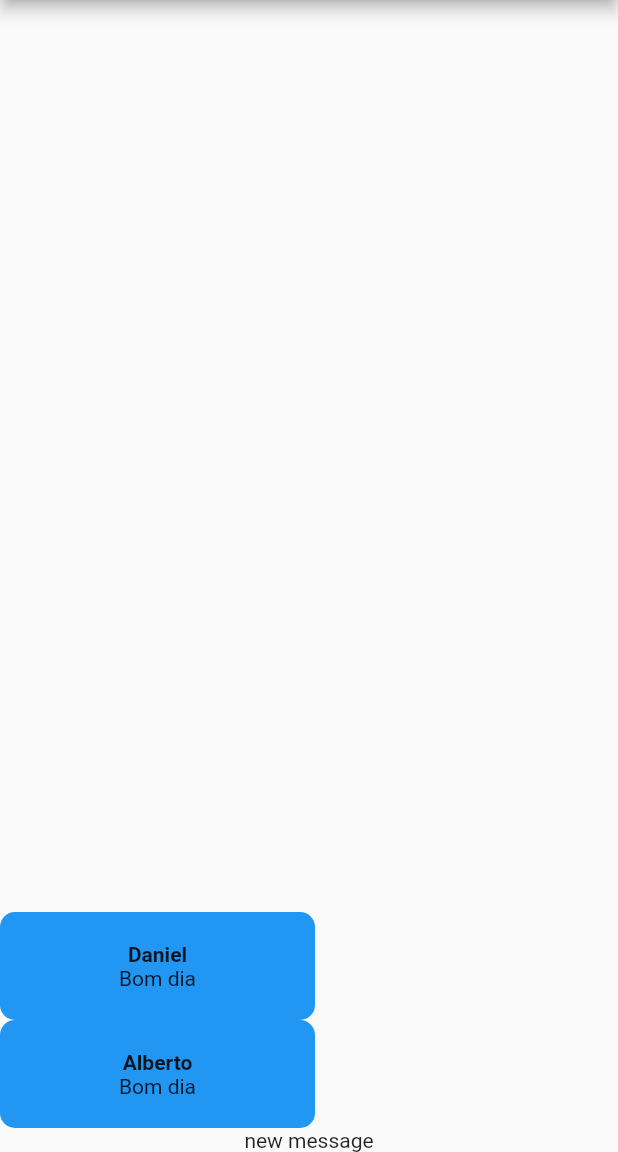
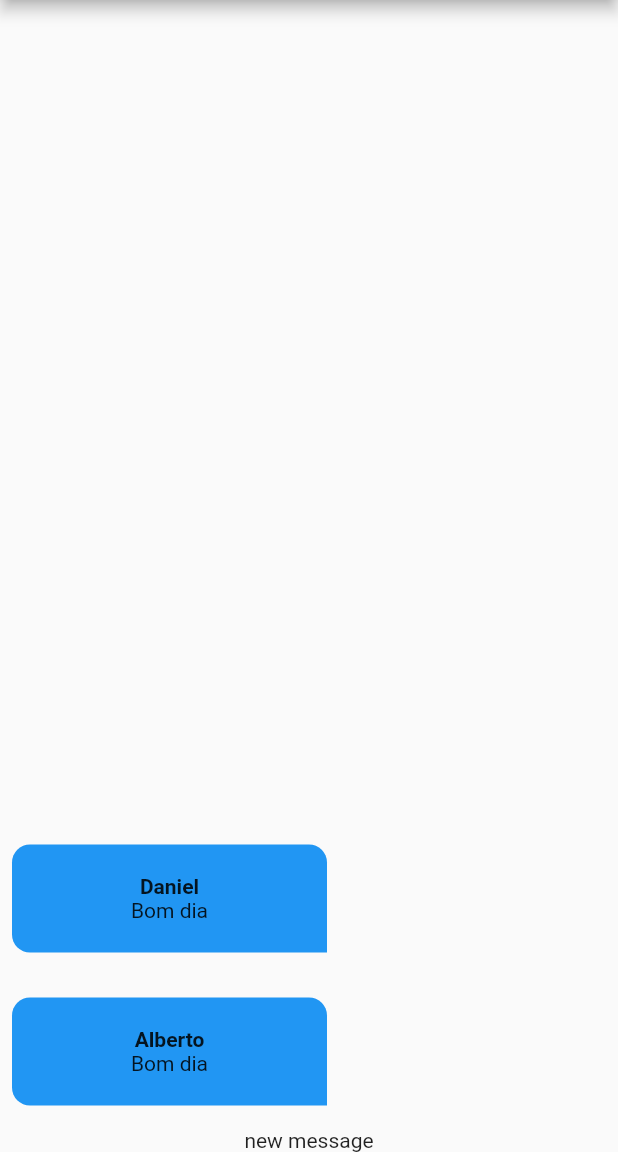
Before and after one commit to mechztcc/flutter-chat, a Flutter app: the screen it shows after launch, on a phone screen of 412 x 824 dp, the part 84-1236 px from its top. Run offline on Flutter 3.47's test engine with Material 2 defaults, Android fonts, the phone set to English and light mode, and no system bars; our stand-ins replace image_picker; accounts and stored records are empty.

Commit message:
fix: change border pf bubble

```diff
--- a/lib/components/message_bubble.dart
+++ b/lib/components/message_bubble.dart
@@ -20,11 +20,22 @@ class MessageBubble extends StatelessWidget {
         Container(
           width: 210,
           padding: const EdgeInsets.symmetric(horizontal: 10, vertical: 20),
+          margin: const EdgeInsets.symmetric(vertical: 15, horizontal: 8),
           decoration: BoxDecoration(
-              color: belogsToCurrentUser
-                  ? Colors.grey.shade300
-                  : Theme.of(context).colorScheme.secondary,
-              borderRadius: BorderRadius.circular(10)),
+            color: belogsToCurrentUser
+                ? Colors.grey.shade300
+                : Theme.of(context).colorScheme.secondary,
+            borderRadius: BorderRadius.only(
+              topLeft: const Radius.circular(12),
+              topRight: const Radius.circular(12),
+              bottomRight: belogsToCurrentUser
+                  ? const Radius.circular(12)
+                  : const Radius.circular(0),
+              bottomLeft: belogsToCurrentUser
+                  ? const Radius.circular(0)
+                  : const Radius.circular(12),
+            ),
+          ),
           child: Column(
             children: [
               Text(
```
